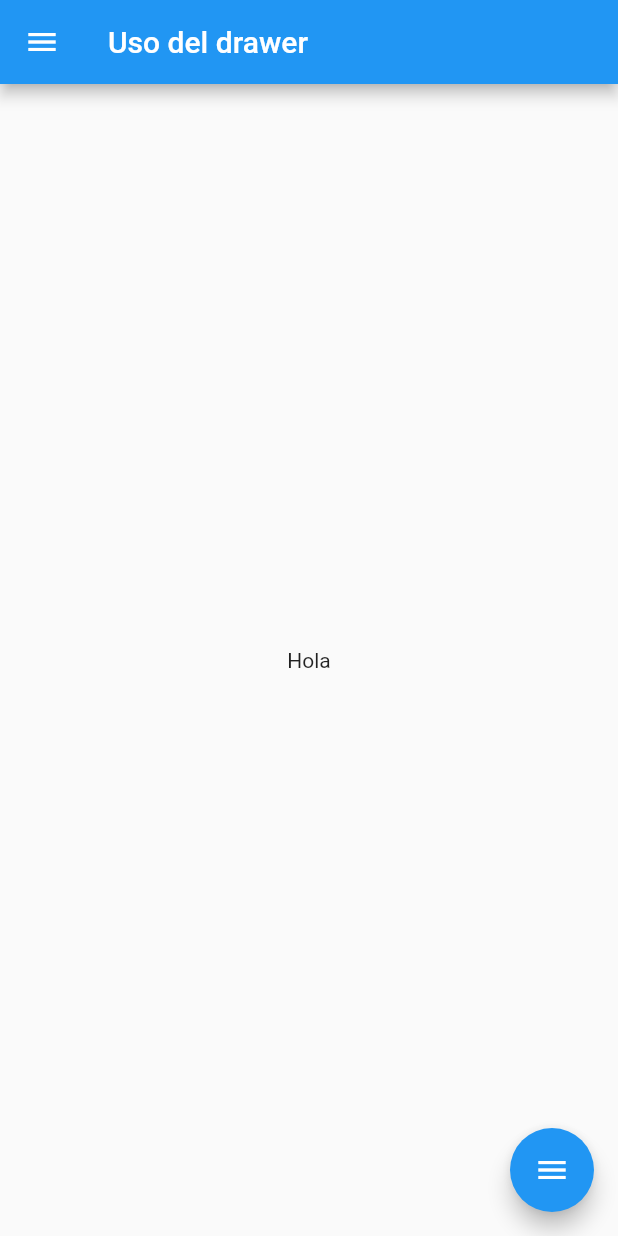
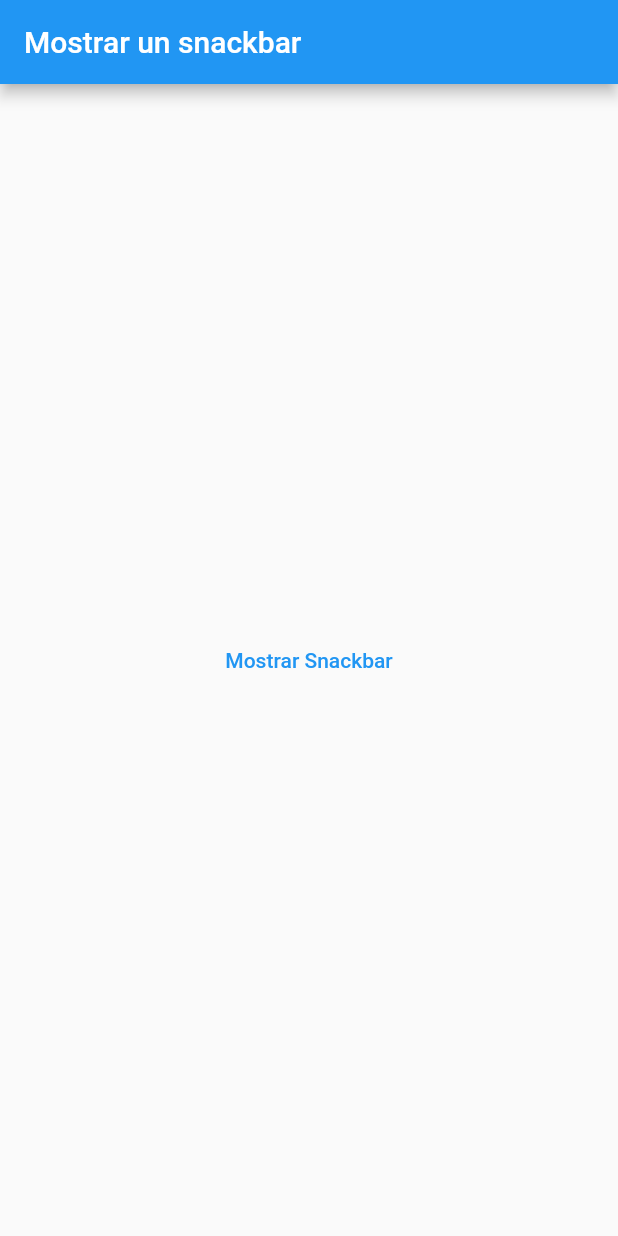
Before and after one commit to AntonioAlvarado21/Flutter-fundamentals, a Flutter app: the screen it shows after launch, on a phone screen of 412 x 824 dp. Run offline on Flutter 3.47's test engine with Material 2 defaults, Android fonts, the light colour scheme and no system bars.

Commit message:
Uso de snackbar

```diff
--- a/lib/src/screens/my_home_page.dart
+++ b/lib/src/screens/my_home_page.dart
@@ -1,5 +1,6 @@
+import 'dart:async';
+
 import 'package:flutter/material.dart';
-import 'package:flutter_practices/src/screens/second_page.dart';
 
 class MyHomePage extends StatelessWidget {
   MyHomePage({super.key});
@@ -10,59 +11,49 @@ class MyHomePage extends StatelessWidget {
   Widget build(BuildContext context) {
     return Scaffold(
         key: _scaffKey,
-      appBar: AppBar(title: const Text("Uso del drawer")),
-      body: const Center(child: Text("Hola")),
-      drawer: _getDrawer(context),
-      floatingActionButton: FloatingActionButton(
-        child: const Icon(Icons.menu),
-        onPressed: () => _scaffKey.currentState?.openDrawer(),
-      ),
-    );
+        appBar: AppBar(title: const Text("Mostrar un snackbar")),
+        body: const ShowSnackBar());
+  }
 }
 
-  Widget _getDrawer(BuildContext context) {
-    return Drawer(
-      child: ListView(
-        children: <Widget>[
-          /*DrawerHeader(
-            decoration: const BoxDecoration(
-              color: Colors.purpleAccent,
+class ShowSnackBar extends StatelessWidget {
+  const ShowSnackBar({super.key});
+
+  @override
+  Widget build(BuildContext context) {
+    return Center(
+        child: TextButton(
+            onPressed: () {
+              final snackbar = SnackBar(
+                  action: SnackBarAction(
+                    label: "Cancelar",
+                    textColor: Colors.blue.shade50,
+                    onPressed: () {
+                      print("Se cancelo la acción");
+                    },
                   ),
-            child: Row(
-                crossAxisAlignment: CrossAxisAlignment.start,
-                mainAxisAlignment: MainAxisAlignment.spaceBetween,
-                children: const <Widget>[
-                  FlutterLogo(
-                    size: 30,
+                  backgroundColor: Colors.redAccent,
+                  duration: const Duration(seconds: 3),
+                  content: Row(
+                    children: const [
+                      Icon(
+                        Icons.thumb_up,
+                        color: Colors.white,
+                      ),
+                      SizedBox(
+                        width: 16,
                       ),
                       Text(
-                    "Uso del Drawer",
-                    style: TextStyle(color: Colors.white),
-                  ),
-                ]),
-          ),*/
-          UserAccountsDrawerHeader(
-            accountName: const Text("Jorge"),
-            accountEmail: const Text("jorge@hotmail.com"),
-            currentAccountPicture: const FlutterLogo(),
-            onDetailsPressed: () {
-              print("Show details");
+                        "Deleted action sucessful",
+                        style: TextStyle(
+                            color: Colors.white,
+                            fontWeight: FontWeight.w400,
+                            fontSize: 18),
+                      )
+                    ],
+                  ));
+              ScaffoldMessenger.of(context).showSnackBar(snackbar);
             },
-            decoration: const BoxDecoration(
-                gradient: LinearGradient(
-                    colors: [Colors.blue, Colors.blueAccent , Colors.deepPurple])),
-          ),
-          ListTile(
-            title: const Text("Inicio"),
-            leading: const Icon(Icons.home),
-            onTap: () => showHome(context),
-          ),
-        ],
-      ),
-    );
-  }
-
-  showHome(BuildContext context) {
-    Navigator.pop(context);
+            child: const Text("Mostrar Snackbar")));
   }
 }
```
Lines whose indentation alone changed are shown as unchanged.
